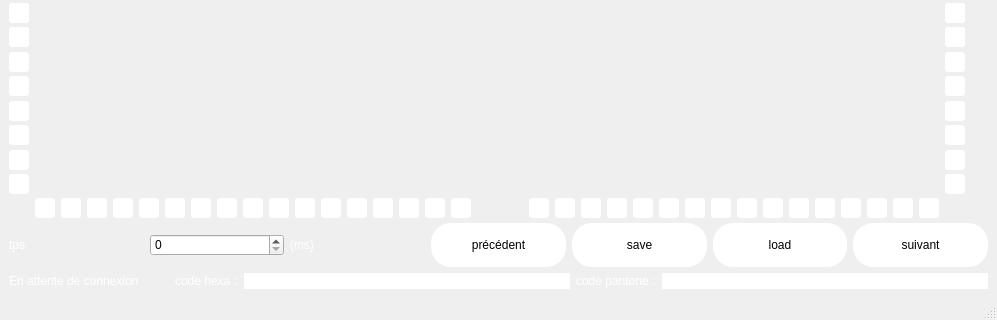
Above: fen.ui from RonangLeSang/telecommande-led-v2 before the change; both pictures show x 0 to 997 and y 477 to 797 of the 997 by 797 pixel window. Below: the same form after it.
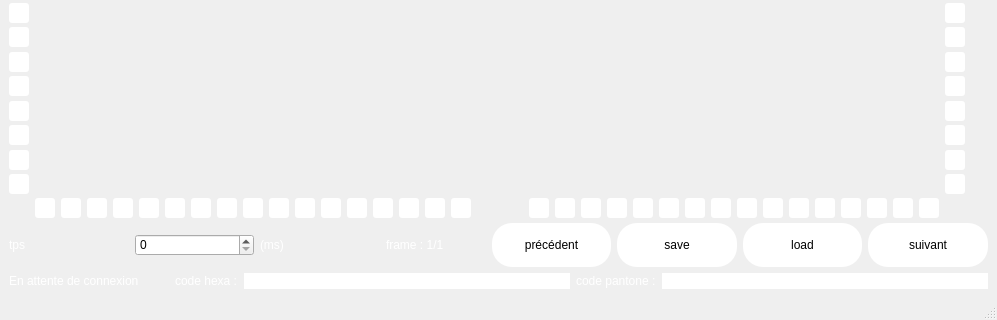
That is the form after the change.

Commit message: [FEATURE] Prêt avant changement de boutons

What changed in the file:
```diff
--- a/fen.ui
+++ b/fen.ui
@@ -2764,6 +2764,28 @@
           </property>
          </widget>
         </item>
+        <item>
+         <widget class="QLabel" name="pageIndicator">
+          <property name="minimumSize">
+           <size>
+            <width>100</width>
+            <height>0</height>
+           </size>
+          </property>
+          <property name="maximumSize">
+           <size>
+            <width>100</width>
+            <height>16777215</height>
+           </size>
+          </property>
+          <property name="styleSheet">
+           <string notr="true">color: white</string>
+          </property>
+          <property name="text">
+           <string>frame : 1/1</string>
+          </property>
+         </widget>
+        </item>
         <item>
          <widget class="QPushButton" name="backButton">
           <property name="styleSheet">
```
Left out of the diff: 11 changed lines with no effect on the pictures. The commit also changes 1 other file.
